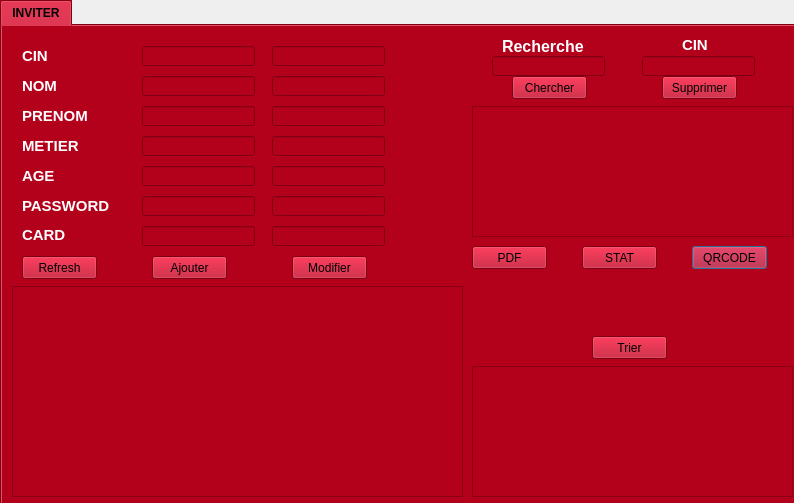
This is dialog.ui in razanraddadi/smart_radio_2a38 as Qt 5 draws it before an edit. The edited form follows.
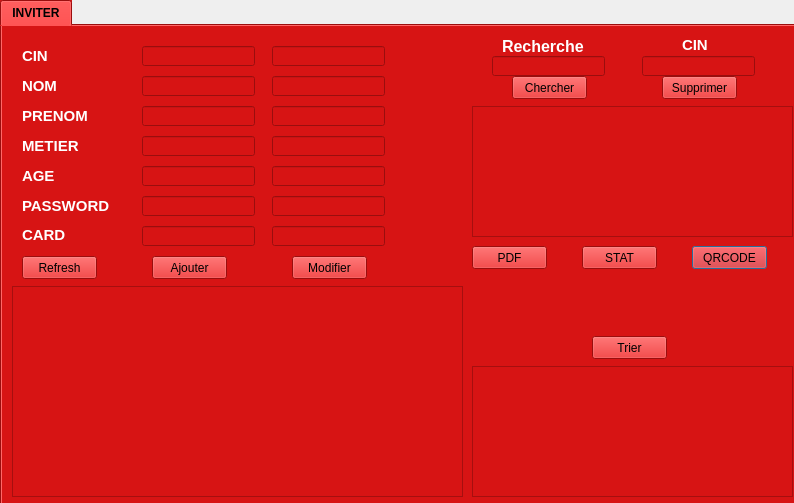
This is the edited form.

Diff of the .ui file:
```diff
--- a/dialog.ui
+++ b/dialog.ui
@@ -29,7 +29,7 @@
     </font>
    </property>
    <property name="styleSheet">
-    <string notr="true">background-color: rgb(179, 0, 27);</string>
+    <string notr="true">background-color: rgb(215, 20, 20);</string>
    </property>
    <property name="currentIndex">
     <number>0</number>
```
